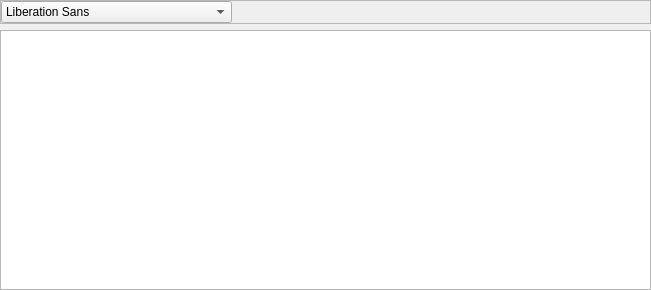
First picture: the form in Beeftext/Combo/ComboEditor.ui, repository xmichelo/Beeftext, before the edit.
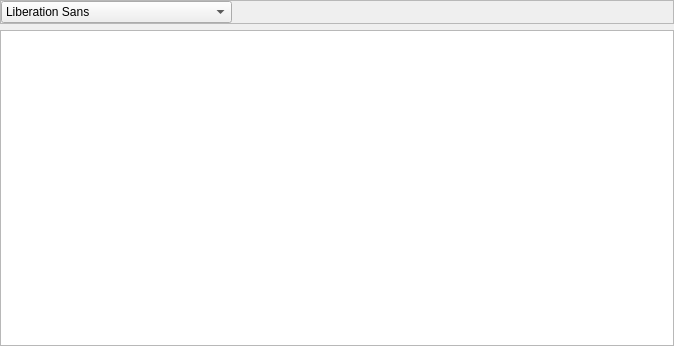
Second picture: the form after the edit. Custom widgets are drawn as their Qt base class.

Commit message: Added font combo to rich text editor.

Diff of the .ui file:
```diff
--- a/Beeftext/Combo/ComboEditor.ui
+++ b/Beeftext/Combo/ComboEditor.ui
@@ -6,8 +6,8 @@
    <rect>
     <x>0</x>
     <y>0</y>
-    <width>651</width>
-    <height>290</height>
+    <width>674</width>
+    <height>346</height>
    </rect>
   </property>
   <property name="windowTitle">
```
The commit also changes 2 other files.
